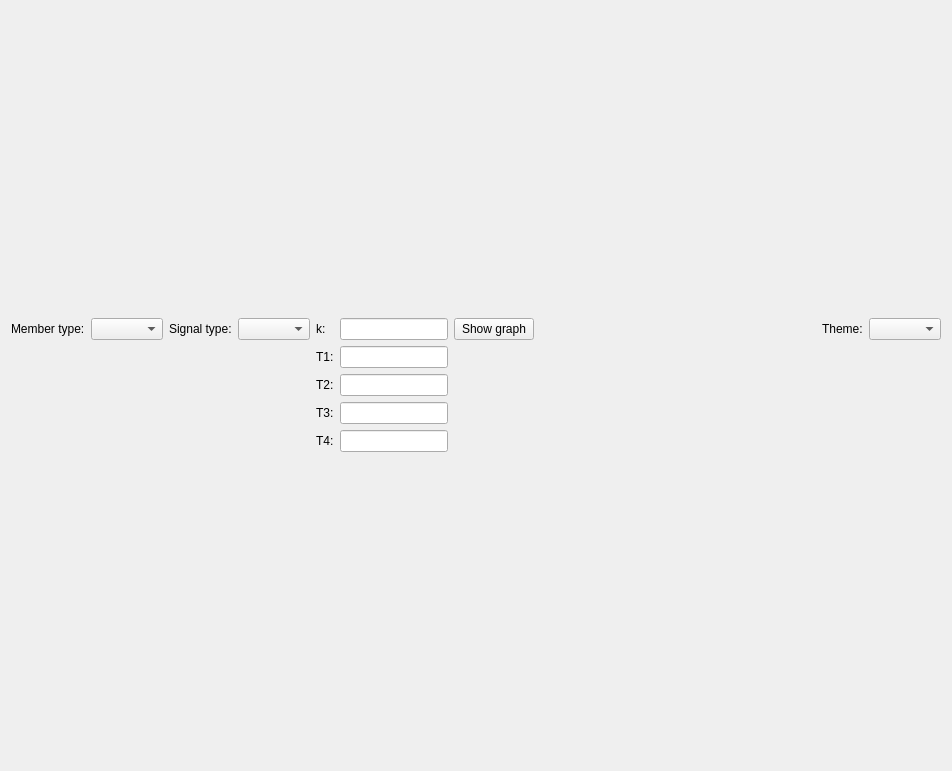
Qt form themewidget.ui (Sapieron/Basic-Dynamic-Elements-Characteristics-Drawer) before a commit.
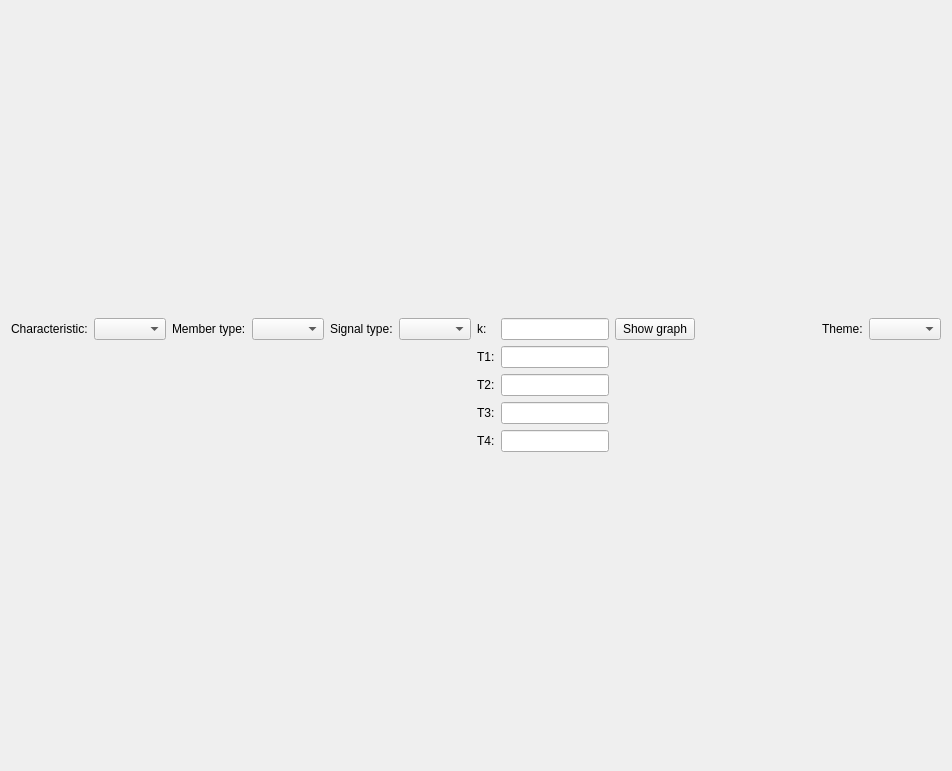
The same form after that commit.

Commit message: Added characteristics type to GUI

```diff
--- a/themewidget.ui
+++ b/themewidget.ui
@@ -16,7 +16,7 @@
   <layout class="QGridLayout" name="gridLayout">
    <item row="0" column="0">
     <layout class="QGridLayout" name="gridLayout_2">
-     <item row="1" column="7">
+     <item row="1" column="9">
       <spacer name="horizontalSpacer">
        <property name="orientation">
         <enum>Qt::Horizontal</enum>
@@ -29,7 +29,44 @@
        </property>
       </spacer>
      </item>
+     <item row="7" column="6">
+      <widget class="QLabel" name="t4Label">
+       <property name="text">
+        <string>T4:</string>
+       </property>
+      </widget>
+     </item>
+     <item row="7" column="7">
+      <widget class="QLineEdit" name="t4LineEdit">
+       <property name="enabled">
+        <bool>true</bool>
+       </property>
+       <property name="sizePolicy">
+        <sizepolicy hsizetype="Fixed" vsizetype="Fixed">
+         <horstretch>0</horstretch>
+         <verstretch>0</verstretch>
+        </sizepolicy>
+       </property>
+      </widget>
+     </item>
+     <item row="1" column="10">
+      <widget class="QLabel" name="themeLabel">
+       <property name="text">
+        <string>Theme:</string>
+       </property>
+      </widget>
+     </item>
      <item row="1" column="5">
+      <widget class="QComboBox" name="signalTypeComboBox"/>
+     </item>
+     <item row="6" column="6">
+      <widget class="QLabel" name="t3Label">
+       <property name="text">
+        <string>T3:</string>
+       </property>
+      </widget>
+     </item>
+     <item row="1" column="7">
       <widget class="QLineEdit" name="kLineEdit">
        <property name="sizePolicy">
         <sizepolicy hsizetype="Fixed" vsizetype="Fixed">
@@ -39,14 +76,7 @@
        </property>
       </widget>
      </item>
-     <item row="1" column="2">
-      <widget class="QLabel" name="signalTypeLabel">
-       <property name="text">
-        <string>Signal type:</string>
-       </property>
-      </widget>
-     </item>
-     <item row="2" column="5">
+     <item row="3" column="7">
       <widget class="QLineEdit" name="t1LineEdit">
        <property name="sizePolicy">
         <sizepolicy hsizetype="Fixed" vsizetype="Fixed">
@@ -56,24 +86,31 @@
        </property>
       </widget>
      </item>
-     <item row="1" column="4">
-      <widget class="QLabel" name="kLabel">
+     <item row="1" column="8">
+      <widget class="QPushButton" name="equationPushButton">
        <property name="text">
-        <string>k:</string>
+        <string>Show graph</string>
        </property>
       </widget>
      </item>
      <item row="1" column="1">
-      <widget class="QComboBox" name="memberTypeComboBox"/>
+      <widget class="QComboBox" name="characteristicComboBox"/>
      </item>
-     <item row="1" column="0">
+     <item row="3" column="6">
+      <widget class="QLabel" name="t1Label">
+       <property name="text">
+        <string>T1:</string>
+       </property>
+      </widget>
+     </item>
+     <item row="1" column="2">
       <widget class="QLabel" name="memberTypeLabel">
        <property name="text">
         <string>Member type:</string>
        </property>
       </widget>
      </item>
-     <item row="5" column="5">
+     <item row="6" column="7">
       <widget class="QLineEdit" name="t3LineEdit">
        <property name="sizePolicy">
         <sizepolicy hsizetype="Fixed" vsizetype="Fixed">
@@ -83,17 +120,7 @@
        </property>
       </widget>
      </item>
-     <item row="1" column="3">
-      <widget class="QComboBox" name="signalTypeComboBox"/>
-     </item>
-     <item row="1" column="6">
-      <widget class="QPushButton" name="equationPushButton">
-       <property name="text">
-        <string>Show graph</string>
-       </property>
-      </widget>
-     </item>
-     <item row="4" column="5">
+     <item row="5" column="7">
       <widget class="QLineEdit" name="t2LineEdit">
        <property name="sizePolicy">
         <sizepolicy hsizetype="Fixed" vsizetype="Fixed">
@@ -103,54 +130,37 @@
        </property>
       </widget>
      </item>
-     <item row="1" column="9">
-      <widget class="QComboBox" name="themeComboBox"/>
-     </item>
-     <item row="1" column="8">
-      <widget class="QLabel" name="themeLabel">
+     <item row="1" column="6">
+      <widget class="QLabel" name="kLabel">
        <property name="text">
-        <string>Theme:</string>
+        <string>k:</string>
        </property>
       </widget>
      </item>
-     <item row="6" column="5">
-      <widget class="QLineEdit" name="t4LineEdit">
-       <property name="enabled">
-        <bool>true</bool>
-       </property>
-       <property name="sizePolicy">
-        <sizepolicy hsizetype="Fixed" vsizetype="Fixed">
-         <horstretch>0</horstretch>
-         <verstretch>0</verstretch>
-        </sizepolicy>
-       </property>
-      </widget>
-     </item>
-     <item row="2" column="4">
-      <widget class="QLabel" name="t1Label">
-       <property name="text">
-        <string>T1:</string>
-       </property>
-      </widget>
-     </item>
-     <item row="4" column="4">
+     <item row="5" column="6">
       <widget class="QLabel" name="t2Label">
        <property name="text">
         <string>T2:</string>
        </property>
       </widget>
      </item>
-     <item row="5" column="4">
-      <widget class="QLabel" name="t3Label">
+     <item row="1" column="4">
+      <widget class="QLabel" name="signalTypeLabel">
        <property name="text">
-        <string>T3:</string>
+        <string>Signal type:</string>
        </property>
       </widget>
      </item>
-     <item row="6" column="4">
-      <widget class="QLabel" name="t4Label">
+     <item row="1" column="11">
+      <widget class="QComboBox" name="themeComboBox"/>
+     </item>
+     <item row="1" column="3">
+      <widget class="QComboBox" name="memberTypeComboBox"/>
+     </item>
+     <item row="1" column="0">
+      <widget class="QLabel" name="characteristicLabel">
        <property name="text">
-        <string>T4:</string>
+        <string>Characteristic:</string>
        </property>
       </widget>
      </item>
```
Left out of the diff: 16 changed lines with no effect on the pictures. The commit also changes 4 other files.
